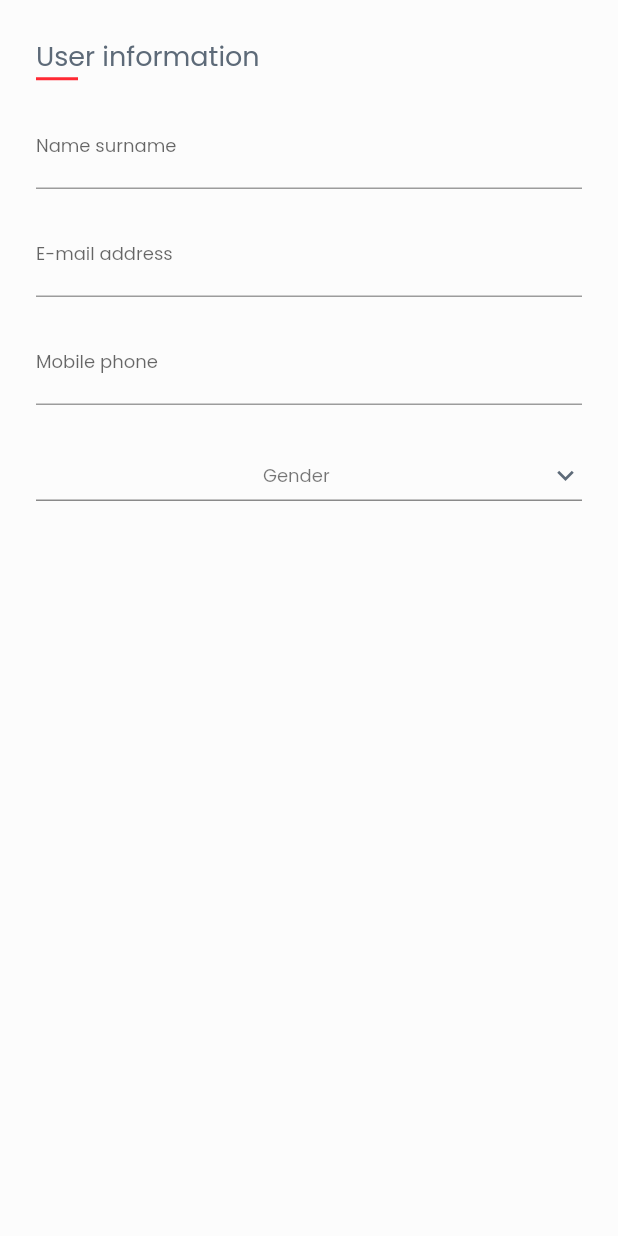
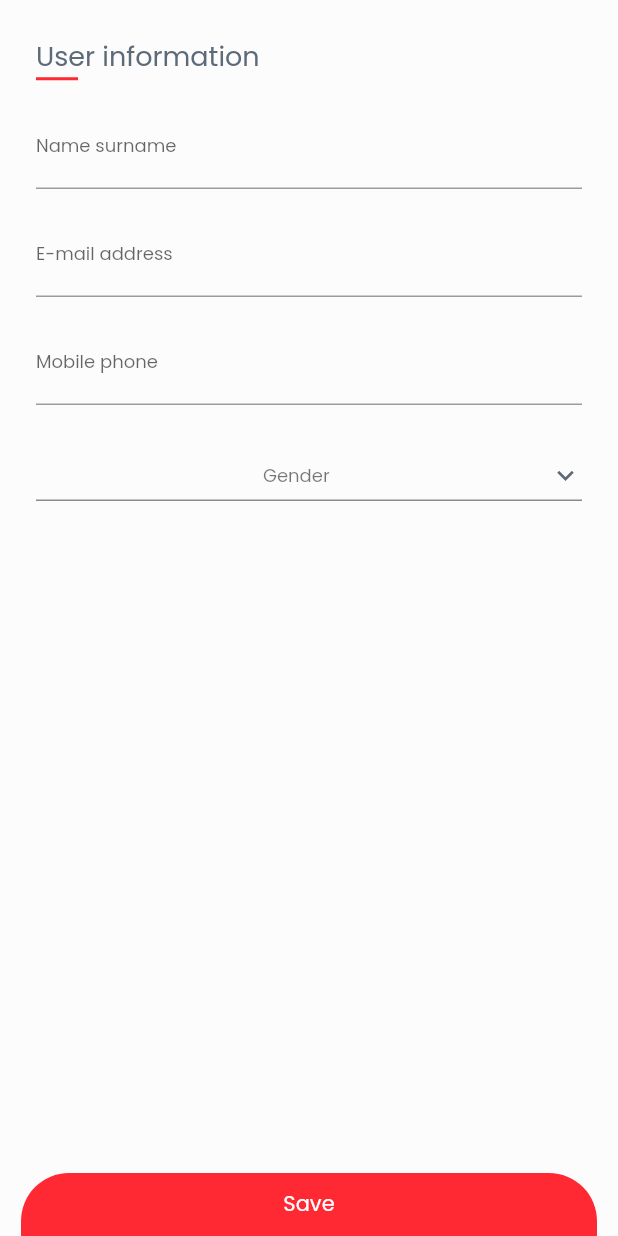
Before and after one commit to Omarhussien61/tejaraqa, a Flutter app: the EditUserInfoPage screen opened directly, on a phone screen of 412 x 824 dp. Run offline on Flutter 3.47's test engine with Material 2 defaults, Android fonts, the light colour scheme and no system bars; our stand-ins replace auto_size_text, badges, cached_network_image, carousel_slider, convex_bottom_bar, country_code_picker and 22 more; missing offline and left inert: autocomplete_textfield, clippy_flutter, dio_http_cache, flutter_facebook_login, flutter_material_color_picker, geocoder; accounts and stored records are empty.

Commit message:
Add confiq new theeme

```diff
--- a/lib/pages/edit_user_info_page.dart
+++ b/lib/pages/edit_user_info_page.dart
@@ -4,6 +4,7 @@ import 'package:flutter/services.dart';
 import 'package:google_fonts/google_fonts.dart';
 import 'package:provider/provider.dart';
 import 'package:shoppingapp/modal/usermodal.dart';
+import 'package:shoppingapp/service/loginservice.dart';
 import 'package:shoppingapp/utils/commons/colors.dart';
 import 'package:shoppingapp/utils/drop_down_menu/find_dropdown.dart';
 import 'package:shoppingapp/utils/screen.dart';
@@ -22,9 +23,10 @@ class _EditUserInfoPageState extends State<EditUserInfoPage> {
   String preselectedValue = "dolor sit";
   List<int> selectedItems = [];
   final List<DropdownMenuItem> items = [];
-  String email,name,phone;
+  String email,name,phone,id;
   TextEditingController _nameController,_EmailController,_PhoneController;
   UserModal userModal;
+  final _formKey = GlobalKey<FormState>();
 
 
   @override
@@ -54,6 +56,8 @@ class _EditUserInfoPageState extends State<EditUserInfoPage> {
         body: Container(
           padding: EdgeInsets.all(24),
           child: SingleChildScrollView(
+            child: Form(
+              key: _formKey,
               child: Column(
                 crossAxisAlignment: CrossAxisAlignment.start,
                 children: <Widget>[
@@ -138,6 +142,34 @@ class _EditUserInfoPageState extends State<EditUserInfoPage> {
               ),
             ),
           ),
+        ),
+        bottomNavigationBar: Builder(
+          builder: (context) => InkWell(
+            onTap: () {
+              if (_formKey.currentState.validate()) {
+                _formKey.currentState.save();
+                ubdate(_EmailController.text,_nameController.text,context);
+              }
+            },
+            child: Container(
+              margin: EdgeInsets.only(left: 14, right: 14),
+              child: Align(
+                alignment: Alignment.center,
+                child: Text(
+                  "Save",
+                  style: GoogleFonts.poppins(color: Colors.white),
+                ),
+              ),
+              height: 42,
+              decoration: BoxDecoration(
+                  color: themeColor.getColor(),
+                  borderRadius: BorderRadius.only(
+                      topLeft: Radius.circular(32),
+                      topRight: Radius.circular(32))),
+            ),
+          ),
+        ),
+
       ),
     );
   }
@@ -229,14 +261,18 @@ class _EditUserInfoPageState extends State<EditUserInfoPage> {
     email = await SharedPreferencesHelper.getEmail();
     name = await SharedPreferencesHelper.getname();
     phone = await SharedPreferencesHelper.getphone();
+    id = await SharedPreferencesHelper.getUserId();
 
     setState(() {
       _nameController.text=name;
       _EmailController.text=email;
       _PhoneController.text=phone;
-
     });
   }
 
+  ubdate(String email,String name,BuildContext context) async {
+    var result = await LoginService().ubdateProfile(int.parse(id),email,name);
 
   }
+
+}
--- a/lib/service/loginservice.dart
+++ b/lib/service/loginservice.dart
@@ -163,11 +163,10 @@ class LoginService {
       return data['message'];
     }
   }
-  void ubdateProfile(int _id,String email, String f_Name, String Username,String passwords) async {
+  void ubdateProfile(int _id,String email, String f_Name) async {
     Map<String, dynamic> body = {
       'email': email,
       'first_name': f_Name,
-      'nickname': Username,
     };
     Map<String, String> header = new Map();
     String username = APICONFIQ.consumer_key;
@@ -182,7 +181,7 @@ class LoginService {
         APICONFIQ.Ubdateplofile+'/$_id',headers: header, body: body);
     print(response.body);
     if (response.statusCode == 200) {
-      loginUser(email,passwords);
+     // loginUser(email,passwords);
     }
     else{
     }
```
Lines whose indentation alone changed are shown as unchanged.
